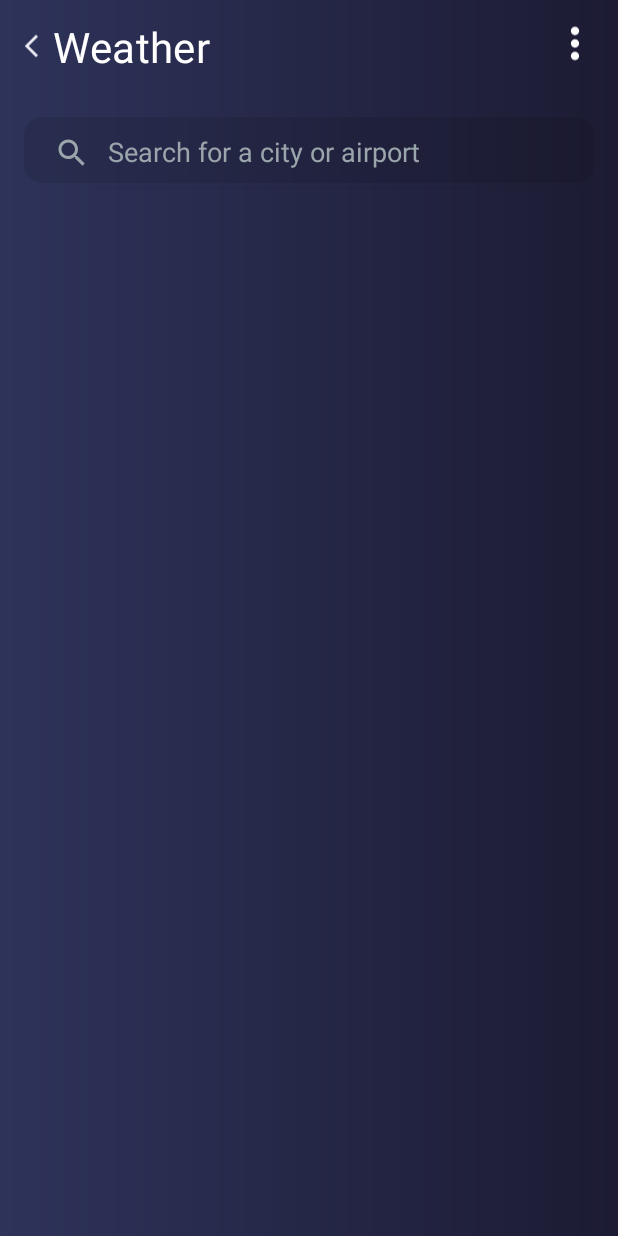
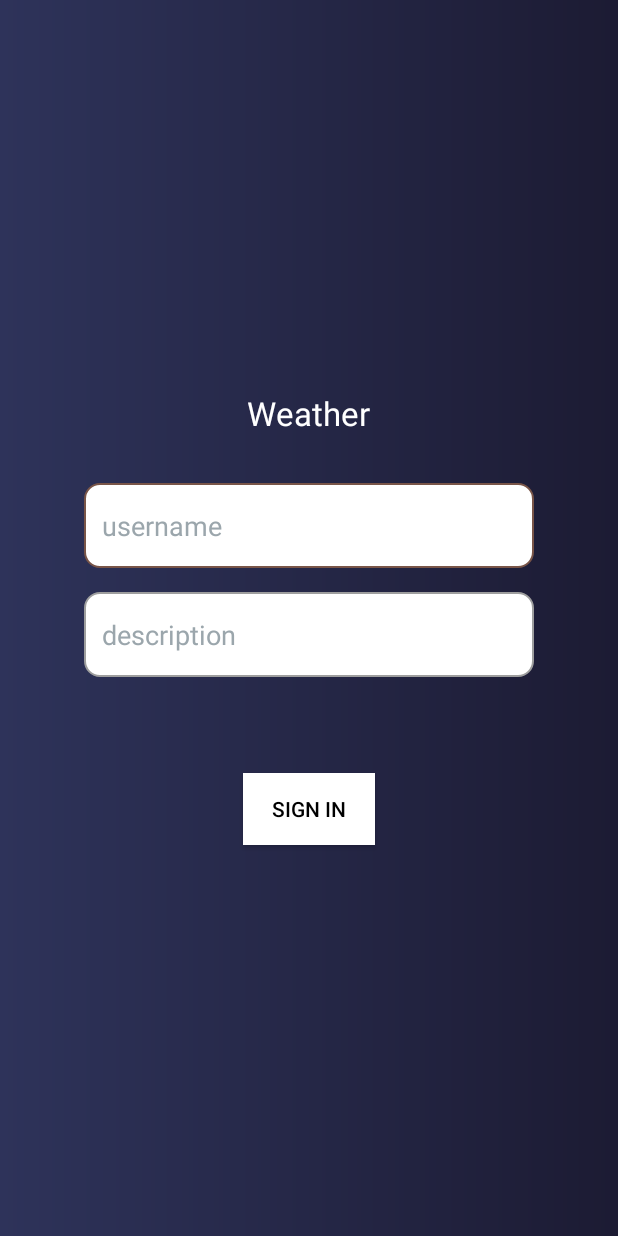
Before and after one commit to avaas7/MVVM-API-TOOLBAR, an Android app: the screen it shows after launch (MainActivity before the commit, SignIn after it), on a phone screen of 412 x 824 dp. Run offline under Robolectric (Android 15) with nearby library versions, the phone set to English and light mode, and no system bars; our stand-ins replace Dagger/Hilt's generated code.

Commit message:
commit 3

```diff
--- /dev/null
+++ b/app/src/main/java/com/ayata/ayataweatherapplication/MyApplication.java
@@ -0,0 +1,14 @@
+package com.ayata.ayataweatherapplication;
+
+import android.app.Application;
+
+import dagger.hilt.android.HiltAndroidApp;
+
+@HiltAndroidApp
+public class MyApplication extends Application {
+
+    @Override
+    public void onCreate() {
+        super.onCreate();
+    }
+}
--- /dev/null
+++ b/app/src/main/java/com/ayata/ayataweatherapplication/dashboard/SignIn.java
@@ -0,0 +1,34 @@
+package com.ayata.ayataweatherapplication.dashboard;
+
+import androidx.appcompat.app.AppCompatActivity;
+
+import android.content.Intent;
+import android.os.Bundle;
+import android.view.View;
+
+import com.ayata.ayataweatherapplication.R;
+import com.ayata.ayataweatherapplication.databinding.ActivitySignInBinding;
+
+import javax.inject.Inject;
+
+public class SignIn extends AppCompatActivity {
+
+    ActivitySignInBinding signInBinding;
+
+    @Override
+    protected void onCreate(Bundle savedInstanceState) {
+        super.onCreate(savedInstanceState);
+        signInBinding = ActivitySignInBinding.inflate(getLayoutInflater());
+        setContentView(signInBinding.getRoot());
+
+        signInBinding.btSignIn.setOnClickListener(new View.OnClickListener() {
+            @Override
+            public void onClick(View view) {
+                Intent intent = new Intent(SignIn.this,MainActivity.class);
+                intent.putExtra("username",signInBinding.etUsername.getText().toString().trim());
+                intent.putExtra("desc",signInBinding.etDescription.getText().toString().trim());
+                startActivity(intent);
+            }
+        });
+    }
+}
--- a/app/src/main/java/com/ayata/ayataweatherapplication/network/RetrofitClient.java
+++ /dev/null
@@ -1,31 +0,0 @@
-package com.ayata.ayataweatherapplication.network;
-
-import retrofit2.Retrofit;
-import retrofit2.converter.gson.GsonConverterFactory;
-
-public class RetrofitClient {
-    private static final String BASE_URL = "https://api.openweathermap.org/";
-    private static RetrofitClient mInstance;
-    private Retrofit retrofit;
-
-    private RetrofitClient() {
-       retrofit = new Retrofit.Builder()
-               .baseUrl(BASE_URL)
-               .addConverterFactory(GsonConverterFactory.create())
-               .build();
-    }
-
-    public static synchronized RetrofitClient getInstance() {
-        if (mInstance==null)
-        {
-            mInstance = new RetrofitClient();
-        }
-        return mInstance;
-    }
-
-    public ApiService getApi()
-    {
-        return  retrofit.create(ApiService.class);
-    }
-
-}
--- /dev/null
+++ b/app/src/main/res/drawable/custom_input.xml
@@ -0,0 +1,24 @@
+<?xml version="1.0" encoding="utf-8"?>
+<selector xmlns:android="http://schemas.android.com/apk/res/android">
+
+    <item android:state_enabled="true" android:state_focused="true">
+
+        <shape android:shape="rectangle">
+            <solid android:color="@color/white"/>
+            <corners android:radius="10dp"/>
+            <stroke android:color="#FF795548" android:width="1dp"/>
+
+        </shape>
+
+    </item>
+
+    <item android:state_enabled="true">
+        <shape android:shape="rectangle">
+            <solid android:color="@color/white"/>
+            <corners android:radius="10dp"/>
+            <stroke android:color="#FF9E9E9E" android:width="1dp"/>
+
+        </shape>
+    </item>
+
+</selector>
--- /dev/null
+++ b/app/src/main/res/layout/activity_sign_in.xml
@@ -0,0 +1,59 @@
+<?xml version="1.0" encoding="utf-8"?>
+<androidx.constraintlayout.widget.ConstraintLayout xmlns:android="http://schemas.android.com/apk/res/android"
+    xmlns:app="http://schemas.android.com/apk/res-auto"
+    xmlns:tools="http://schemas.android.com/tools"
+    android:layout_width="match_parent"
+    android:layout_height="match_parent"
+    tools:context=".dashboard.SignIn"
+    android:background="@drawable/home_background"
+    android:fitsSystemWindows="true">
+
+
+    <LinearLayout
+        android:layout_width="match_parent"
+        android:layout_height="match_parent"
+        android:orientation="vertical"
+        android:gravity="center">
+        <TextView
+            android:layout_width="wrap_content"
+            android:layout_height="wrap_content"
+            android:text="Weather"
+            android:textAppearance="@style/TextAppearance.AppCompat.Large"
+            android:textColor="@color/white"
+            />
+        <EditText
+            android:layout_marginTop="32dp"
+            android:id="@+id/et_username"
+            android:layout_width="300dp"
+            android:layout_height="wrap_content"
+            android:hint="username"
+            android:padding="16dp"
+            android:paddingStart="12dp"
+            android:paddingEnd="12dp"
+            android:background="@drawable/custom_input"
+            android:textColor="@color/black"
+            />
+        <EditText
+            android:id="@+id/et_description"
+            android:layout_width="300dp"
+            android:layout_height="wrap_content"
+            android:hint="description"
+            android:layout_marginTop="16dp"
+            android:padding="16dp"
+            android:paddingStart="12dp"
+            android:paddingEnd="12dp"
+            android:background="@drawable/custom_input"
+            android:textColor="@color/black"/>
+
+        <Button
+            android:id="@+id/bt_sign_in"
+            android:layout_width="wrap_content"
+            android:layout_height="wrap_content"
+            android:background="@color/white"
+            android:textColor="@color/black"
+            android:text="sign in"
+            android:layout_marginTop="64dp"
+            />
+    </LinearLayout>
+
+</androidx.constraintlayout.widget.ConstraintLayout>
```
Also changed, not shown: app/build.gradle (+21 -0 lines), app/src/main/AndroidManifest.xml (+9 -1 lines), app/src/main/java/com/ayata/ayataweatherapplication/dashboard/MainActivity.java (+28 -21 lines), app/src/main/java/com/ayata/ayataweatherapplication/dashboard/weatherviewmodel/WeatherViewModel.java (+108 -22 lines), app/src/main/java/com/ayata/ayataweatherapplication/di/AppModel.java (added, +45 -0 lines), app/src/main/java/com/ayata/ayataweatherapplication/room/Dao.java (added, +31 -0 lines), app/src/main/java/com/ayata/ayataweatherapplication/room/Database.java (added, +16 -0 lines), app/src/main/java/com/ayata/ayataweatherapplication/room/Entity.java (added, +43 -0 lines), app/src/main/res/layout/activity_main.xml (+44 -6 lines), build.gradle (+10 -0 lines).
